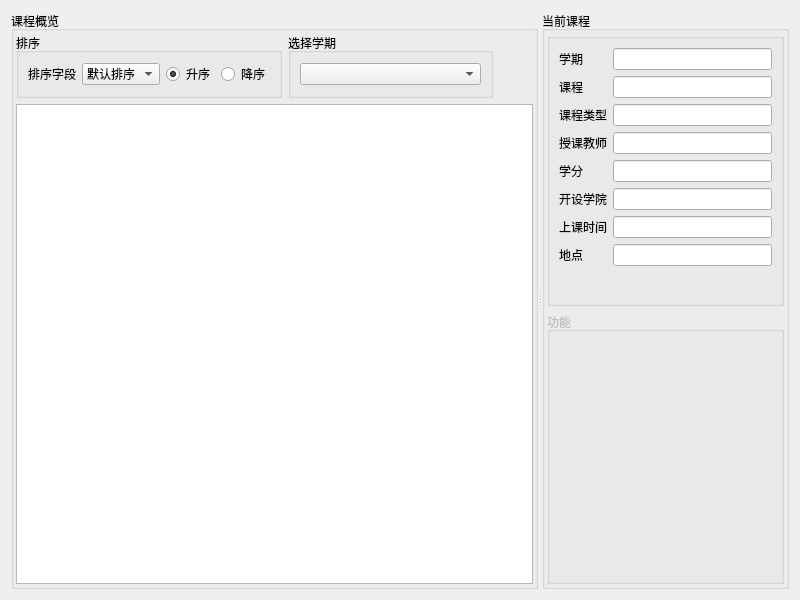
MuxiZhaoyang/SIMS-C-language-major-assignment, file studentTerminal/ui/courseinformation.ui: the form before one commit.
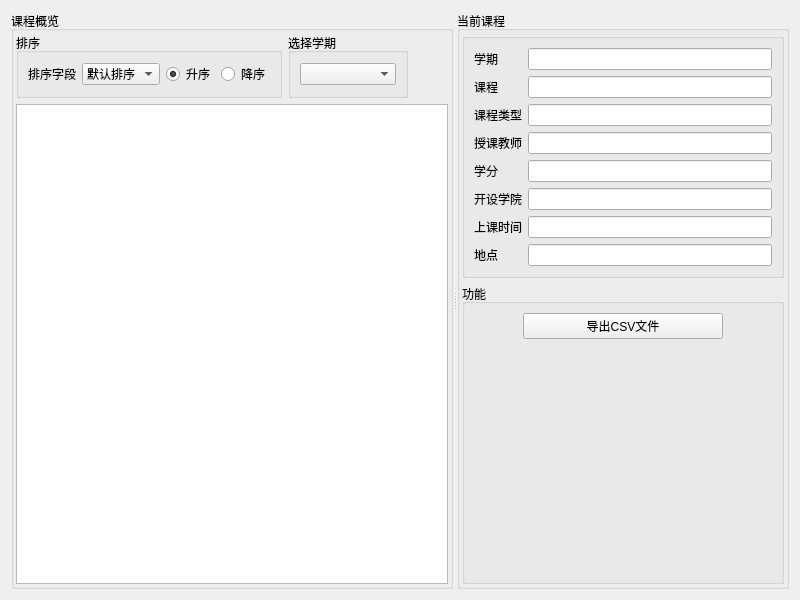
The form after the commit.

Diff of the .ui file:
```diff
--- a/studentTerminal/ui/courseinformation.ui
+++ b/studentTerminal/ui/courseinformation.ui
@@ -336,7 +336,7 @@
        <item>
         <widget class="QGroupBox" name="toolgroup">
          <property name="enabled">
-          <bool>false</bool>
+          <bool>true</bool>
          </property>
          <property name="title">
           <string>功能</string>
@@ -344,19 +344,68 @@
          <property name="flat">
           <bool>true</bool>
          </property>
-         <layout class="QVBoxLayout" name="verticalLayout_2">
-          <property name="leftMargin">
-           <number>2</number>
-          </property>
-          <property name="topMargin">
-           <number>2</number>
-          </property>
-          <property name="rightMargin">
-           <number>2</number>
-          </property>
-          <property name="bottomMargin">
-           <number>2</number>
-          </property>
+         <layout class="QGridLayout" name="gridLayout_2">
+          <item row="0" column="2">
+           <spacer name="horizontalSpacer_4">
+            <property name="orientation">
+             <enum>Qt::Horizontal</enum>
+            </property>
+            <property name="sizeHint" stdset="0">
+             <size>
+              <width>40</width>
+              <height>20</height>
+             </size>
+            </property>
+           </spacer>
+          </item>
+          <item row="0" column="0">
+           <spacer name="horizontalSpacer_5">
+            <property name="orientation">
+             <enum>Qt::Horizontal</enum>
+            </property>
+            <property name="sizeHint" stdset="0">
+             <size>
+              <width>40</width>
+              <height>20</height>
+             </size>
+            </property>
+           </spacer>
+          </item>
+          <item row="0" column="1">
+           <widget class="QPushButton" name="exportBtn_2">
+            <property name="enabled">
+             <bool>true</bool>
+            </property>
+            <property name="sizePolicy">
+             <sizepolicy hsizetype="Fixed" vsizetype="Fixed">
+              <horstretch>0</horstretch>
+              <verstretch>0</verstretch>
+             </sizepolicy>
+            </property>
+            <property name="minimumSize">
+             <size>
+              <width>200</width>
+              <height>20</height>
+             </size>
+            </property>
+            <property name="text">
+             <string>导出CSV文件</string>
+            </property>
+           </widget>
+          </item>
+          <item row="1" column="1">
+           <spacer name="verticalSpacer_2">
+            <property name="orientation">
+             <enum>Qt::Vertical</enum>
+            </property>
+            <property name="sizeHint" stdset="0">
+             <size>
+              <width>20</width>
+              <height>40</height>
+             </size>
+            </property>
+           </spacer>
+          </item>
          </layout>
         </widget>
        </item>
```
Left out of the diff: 2 changed lines with no effect on the pictures.
